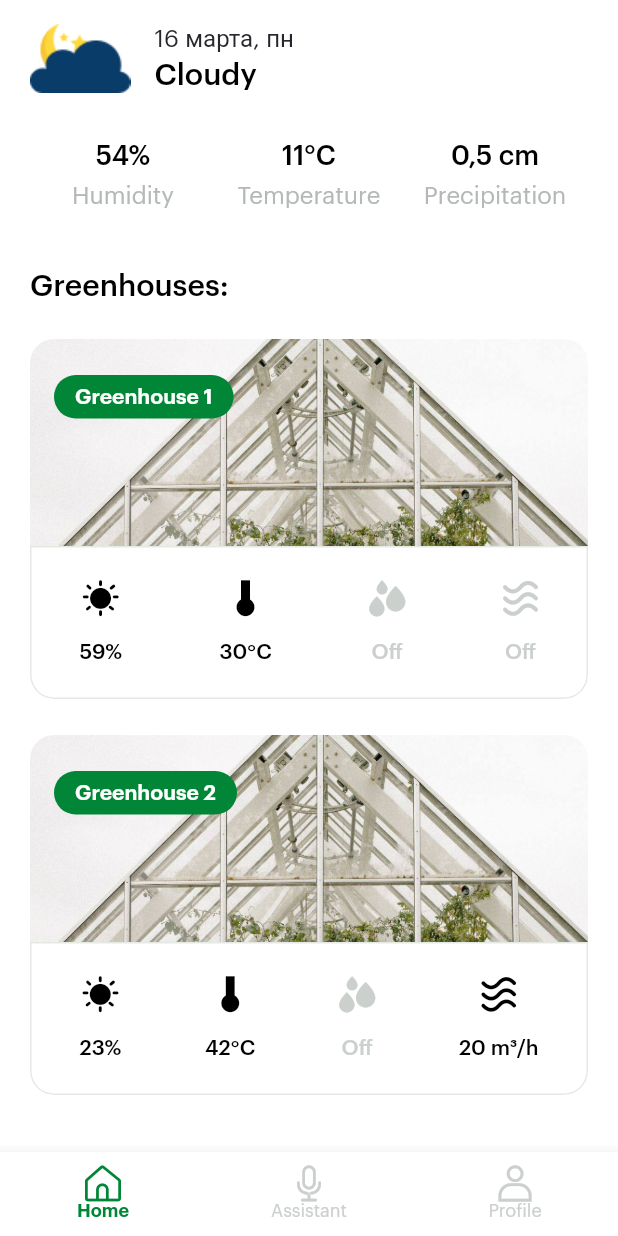
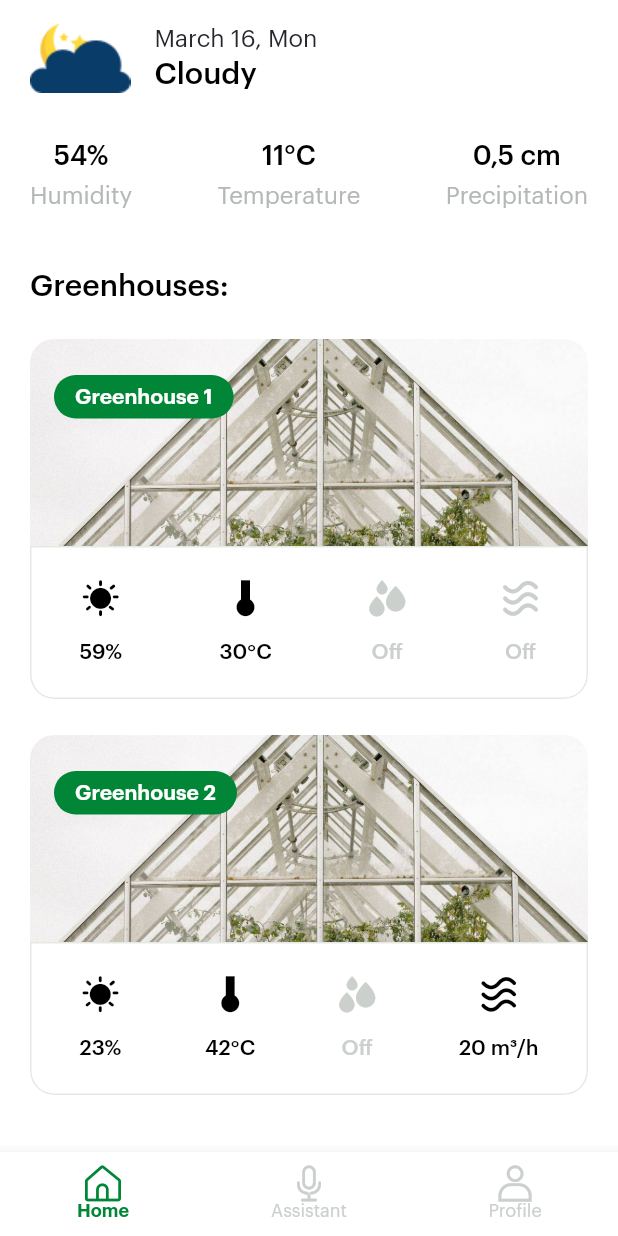
Before and after one commit to shushper/greenhouses, a Flutter app: the screen it shows after launch, on a phone screen of 412 x 824 dp. Run offline on Flutter 3.47's test engine with Material 2 defaults, Android fonts, the phone set to English and light mode, and no system bars; missing offline and left inert: flutter_statusbarcolor.

Commit message:
Fix parameters section layout

```diff
--- a/lib/home_screen.dart
+++ b/lib/home_screen.dart
@@ -22,11 +22,11 @@ class _HomeScreenState extends State<HomeScreen> {
             offstage: currentPage != 0,
           ),
           Offstage(
-            child: Container(color: Colors.lightGreen),
+            child: Container(color: Colors.white),
             offstage: currentPage != 1,
           ),
           Offstage(
-            child: Container(color: Colors.blueGrey),
+            child: Container(color: Colors.white),
             offstage: currentPage != 2,
           )
         ],
--- a/lib/main.dart
+++ b/lib/main.dart
@@ -1,5 +1,6 @@
 import 'package:flutter/material.dart';
 import 'package:flutter_statusbarcolor/flutter_statusbarcolor.dart';
+import 'package:greenhouses/colors.dart';
 import 'package:greenhouses/home_screen.dart';
 
 void main() {
@@ -19,6 +20,7 @@ class MyApp extends StatelessWidget {
       theme: ThemeData(
         fontFamily: 'Graphik',
         scaffoldBackgroundColor: Colors.white,
+        accentColor: GreenhousesColors.green,
         primarySwatch: Colors.blue,
         visualDensity: VisualDensity.adaptivePlatformDensity,
       ),
--- a/lib/main_screen.dart
+++ b/lib/main_screen.dart
@@ -73,7 +73,7 @@ class WeatherSection extends StatelessWidget {
             crossAxisAlignment: CrossAxisAlignment.start,
             children: <Widget>[
               Text(
-                '16 марта, пн',
+                'March 16, Mon',
                 style: TextStyle(
                   fontFamily: 'Graphik',
                   fontWeight: FontWeight.w400,
@@ -114,35 +114,37 @@ class ParametersSection extends StatelessWidget {
   @override
   Widget build(BuildContext context) {
     return Padding(
-        padding: EdgeInsets.symmetric(horizontal: 20.0, vertical: 16.0),
-        child: Table(
-          children: <TableRow>[
-            TableRow(children: [
+      padding: EdgeInsets.symmetric(horizontal: 20.0, vertical: 16.0),
+      child: Row(
+        mainAxisAlignment: MainAxisAlignment.spaceBetween,
+        children: <Widget>[
+          Column(
+            children: <Widget>[
               Text('54%', style: _kTitleStyle, textAlign: TextAlign.center),
-              Text('11°C', style: _kTitleStyle, textAlign: TextAlign.center),
-              Text('0,5 cm', style: _kTitleStyle, textAlign: TextAlign.center)
-            ]),
-            TableRow(children: [
-              SizedBox(
-                height: 8,
-              ),
-              SizedBox(
-                height: 8,
-              ),
-              SizedBox(
-                height: 8,
-              ),
-            ]),
-            TableRow(children: [
+              SizedBox(height: 8),
               Text('Humidity',
                   style: _kValueStyle, textAlign: TextAlign.center),
+            ],
+          ),
+          Column(
+            children: <Widget>[
+              Text('11°C', style: _kTitleStyle, textAlign: TextAlign.center),
+              SizedBox(height: 8),
               Text('Temperature',
                   style: _kValueStyle, textAlign: TextAlign.center),
+            ],
+          ),
+          Column(
+            children: <Widget>[
+              Text('0,5 cm', style: _kTitleStyle, textAlign: TextAlign.center),
+              SizedBox(height: 8),
               Text('Precipitation',
-                  style: _kValueStyle, textAlign: TextAlign.center)
-            ])
-          ],
-        ));
+                  style: _kValueStyle, textAlign: TextAlign.center),
+            ],
+          )
+        ],
+      ),
+    );
   }
 }
 
```
